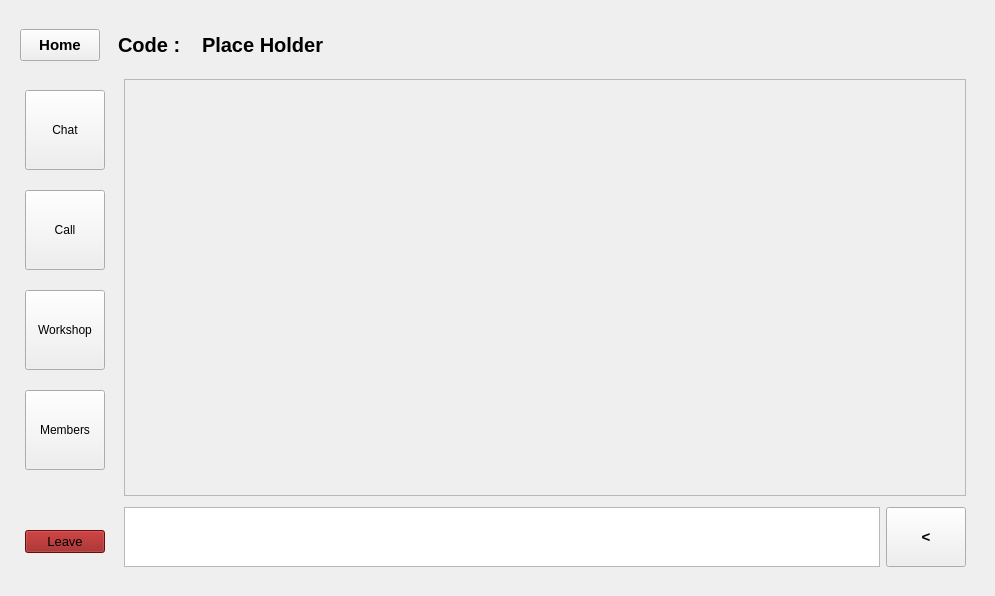
The window that uiFiles/uis/prototype4.ui (its-sentral/Collaborate-Coding-App) describes before a commit, drawn with Qt 5.
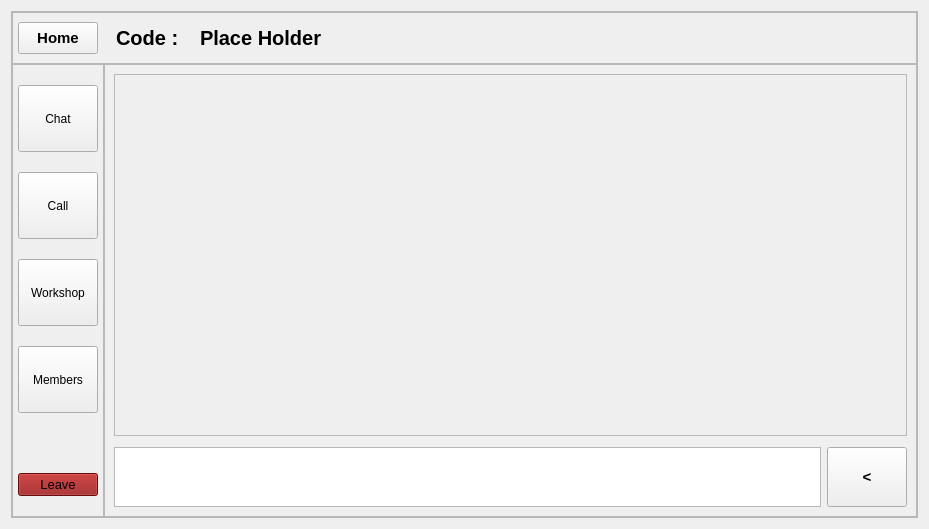
The same window after the commit. The open tabs and pages were chosen to show the change.

Commit message: Edit most of the content to have frames

Diff of the .ui file:
```diff
--- a/uiFiles/uis/prototype4.ui
+++ b/uiFiles/uis/prototype4.ui
@@ -6,8 +6,8 @@
    <rect>
     <x>0</x>
     <y>0</y>
-    <width>995</width>
-    <height>596</height>
+    <width>929</width>
+    <height>529</height>
    </rect>
   </property>
   <property name="sizePolicy">
@@ -2509,6 +2509,45 @@
          </sizepolicy>
         </property>
         <layout class="QVBoxLayout" name="verticalLayout_8">
+         <property name="spacing">
+          <number>0</number>
+         </property>
+         <property name="leftMargin">
+          <number>0</number>
+         </property>
+         <property name="topMargin">
+          <number>0</number>
+         </property>
+         <property name="rightMargin">
+          <number>0</number>
+         </property>
+         <property name="bottomMargin">
+          <number>0</number>
+         </property>
+         <item>
+          <widget class="QFrame" name="FrameRoom">
+           <property name="frameShape">
+            <enum>QFrame::Shape::StyledPanel</enum>
+           </property>
+           <property name="frameShadow">
+            <enum>QFrame::Shadow::Raised</enum>
+           </property>
+           <layout class="QVBoxLayout" name="verticalLayout_39">
+            <property name="spacing">
+             <number>0</number>
+            </property>
+            <property name="leftMargin">
+             <number>0</number>
+            </property>
+            <property name="topMargin">
+             <number>0</number>
+            </property>
+            <property name="rightMargin">
+             <number>0</number>
+            </property>
+            <property name="bottomMargin">
+             <number>0</number>
+            </property>
          <item>
           <layout class="QVBoxLayout" name="VLRoom">
            <property name="spacing">
@@ -2521,10 +2560,43 @@
             <number>0</number>
            </property>
            <item>
+               <widget class="QFrame" name="FrameRoomTopBar">
+                <property name="minimumSize">
+                 <size>
+                  <width>0</width>
+                  <height>50</height>
+                 </size>
+                </property>
+                <property name="frameShape">
+                 <enum>QFrame::Shape::StyledPanel</enum>
+                </property>
+                <property name="frameShadow">
+                 <enum>QFrame::Shadow::Raised</enum>
+                </property>
+                <layout class="QHBoxLayout" name="horizontalLayout_11">
+                 <property name="spacing">
+                  <number>0</number>
+                 </property>
+                 <property name="leftMargin">
+                  <number>0</number>
+                 </property>
+                 <property name="topMargin">
+                  <number>0</number>
+                 </property>
+                 <property name="rightMargin">
+                  <number>0</number>
+                 </property>
+                 <property name="bottomMargin">
+                  <number>0</number>
+                 </property>
+                 <item>
             <layout class="QHBoxLayout" name="horizontalLayout_34">
              <property name="spacing">
               <number>8</number>
              </property>
+                   <property name="leftMargin">
+                    <number>5</number>
+                   </property>
              <item>
               <widget class="QPushButton" name="roomHomeBtn">
                <property name="sizePolicy">
@@ -2622,12 +2694,48 @@
              </item>
             </layout>
            </item>
-           <item>
-            <layout class="QHBoxLayout" name="horizontalLayout_33"/>
+                </layout>
+               </widget>
            </item>
            <item>
             <layout class="QHBoxLayout" name="horizontalLayout_32">
+                <property name="spacing">
+                 <number>0</number>
+                </property>
+                <property name="leftMargin">
+                 <number>0</number>
+                </property>
              <property name="rightMargin">
+                 <number>0</number>
+                </property>
+                <item>
+                 <widget class="QFrame" name="FrameRoomSectionBtn">
+                  <property name="minimumSize">
+                   <size>
+                    <width>50</width>
+                    <height>0</height>
+                   </size>
+                  </property>
+                  <property name="frameShape">
+                   <enum>QFrame::Shape::StyledPanel</enum>
+                  </property>
+                  <property name="frameShadow">
+                   <enum>QFrame::Shadow::Raised</enum>
+                  </property>
+                  <layout class="QVBoxLayout" name="verticalLayout_40">
+                   <property name="spacing">
+                    <number>0</number>
+                   </property>
+                   <property name="leftMargin">
+                    <number>0</number>
+                   </property>
+                   <property name="topMargin">
+                    <number>0</number>
+                   </property>
+                   <property name="rightMargin">
+                    <number>0</number>
+                   </property>
+                   <property name="bottomMargin">
               <number>0</number>
              </property>
              <item>
@@ -2642,7 +2750,7 @@
                 <number>20</number>
                </property>
                <property name="rightMargin">
-                <number>10</number>
+                      <number>5</number>
                </property>
                <property name="bottomMargin">
                 <number>20</number>
@@ -2757,6 +2865,33 @@
                </item>
               </layout>
              </item>
+                  </layout>
+                 </widget>
+                </item>
+                <item>
+                 <widget class="QFrame" name="frame_2">
+                  <property name="frameShape">
+                   <enum>QFrame::Shape::StyledPanel</enum>
+                  </property>
+                  <property name="frameShadow">
+                   <enum>QFrame::Shadow::Raised</enum>
+                  </property>
+                  <layout class="QVBoxLayout" name="verticalLayout_41">
+                   <property name="spacing">
+                    <number>0</number>
+                   </property>
+                   <property name="leftMargin">
+                    <number>0</number>
+                   </property>
+                   <property name="topMargin">
+                    <number>0</number>
+                   </property>
+                   <property name="rightMargin">
+                    <number>0</number>
+                   </property>
+                   <property name="bottomMargin">
+                    <number>0</number>
+                   </property>
              <item>
               <widget class="QStackedWidget" name="SubPages">
                <property name="sizePolicy">
@@ -2791,8 +2926,8 @@
                        <rect>
                         <x>0</x>
                         <y>0</y>
-                        <width>835</width>
-                        <height>399</height>
+                              <width>794</width>
+                              <height>348</height>
                        </rect>
                       </property>
                      </widget>
@@ -2836,6 +2971,12 @@
                          <height>60</height>
                         </size>
                        </property>
+                             <property name="verticalScrollBarPolicy">
+                              <enum>Qt::ScrollBarPolicy::ScrollBarAsNeeded</enum>
+                             </property>
+                             <property name="horizontalScrollBarPolicy">
+                              <enum>Qt::ScrollBarPolicy::ScrollBarAlwaysOff</enum>
+                             </property>
                       </widget>
                      </item>
                      <item>
@@ -3046,8 +3187,14 @@
               </widget>
              </item>
             </layout>
-           </item>
-          </layout>
+                 </widget>
+                </item>
+               </layout>
+              </item>
+             </layout>
+            </item>
+           </layout>
+          </widget>
          </item>
         </layout>
        </widget>
```
Left out of the diff: 510 changed lines with no effect on the pictures. Lines whose indentation alone changed are shown as unchanged. The commit also changes 10 other files.
